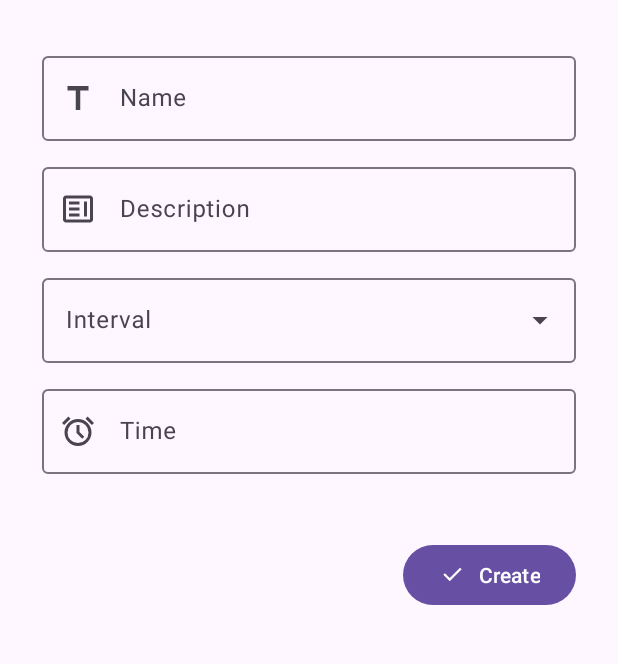
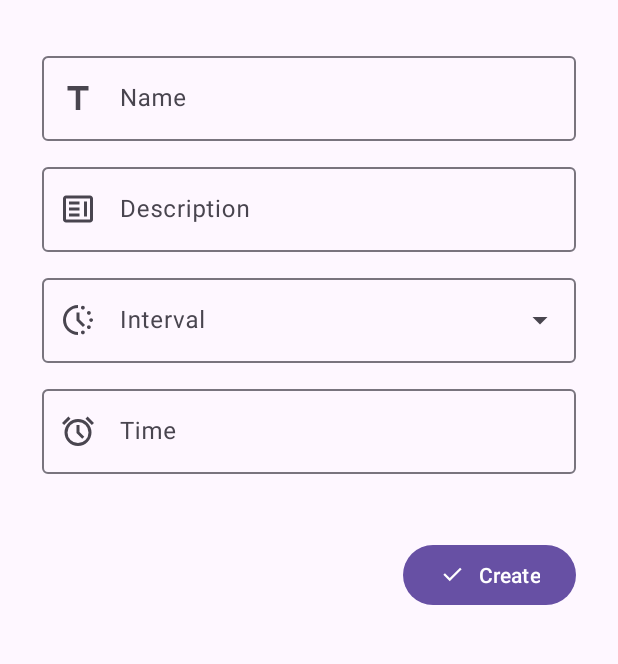
Before and after one commit to Pascal1414/Reminder-App, an Android app: the screen it shows after launch (MainActivity), after a tap on "Create reminder", on a phone screen of 412 x 824 dp, the part 139-803 px from its top. Run offline under Robolectric (Android 15) with nearby library versions, the phone set to English and light mode, and no system bars; our stand-ins replace Room's generated code.

Commit message:
Update CreateReminderFragment

```diff
--- /dev/null
+++ b/app/src/main/res/drawable/ic_event.xml
@@ -0,0 +1,9 @@
+<vector xmlns:android="http://schemas.android.com/apk/res/android"
+    android:width="24dp"
+    android:height="24dp"
+    android:viewportWidth="960"
+    android:viewportHeight="960">
+  <path
+      android:pathData="M580,720q-42,0 -71,-29t-29,-71q0,-42 29,-71t71,-29q42,0 71,29t29,71q0,42 -29,71t-71,29ZM200,880q-33,0 -56.5,-23.5T120,800v-560q0,-33 23.5,-56.5T200,160h40v-80h80v80h320v-80h80v80h40q33,0 56.5,23.5T840,240v560q0,33 -23.5,56.5T760,880L200,880ZM200,800h560v-400L200,400v400ZM200,320h560v-80L200,240v80ZM200,320v-80,80Z"
+      android:fillColor="#e3e3e3"/>
+</vector>
--- a/app/src/main/res/layout/fragment_create_reminder.xml
+++ b/app/src/main/res/layout/fragment_create_reminder.xml
@@ -42,7 +42,8 @@
         android:layout_width="match_parent"
         android:layout_height="wrap_content"
         android:layout_marginBottom="12dp"
-        android:hint="Interval">
+        android:hint="Interval"
+        app:startIconDrawable="@drawable/ic_search_activity">
 
         <AutoCompleteTextView
             android:id="@+id/reminder_interval"
@@ -59,7 +60,8 @@
         android:layout_height="wrap_content"
         android:layout_marginBottom="12dp"
         android:hint="Weekday"
-        android:visibility="gone">
+        android:visibility="gone"
+        app:startIconDrawable="@drawable/ic_event">
 
         <AutoCompleteTextView
             android:id="@+id/reminder_weekday"
```
